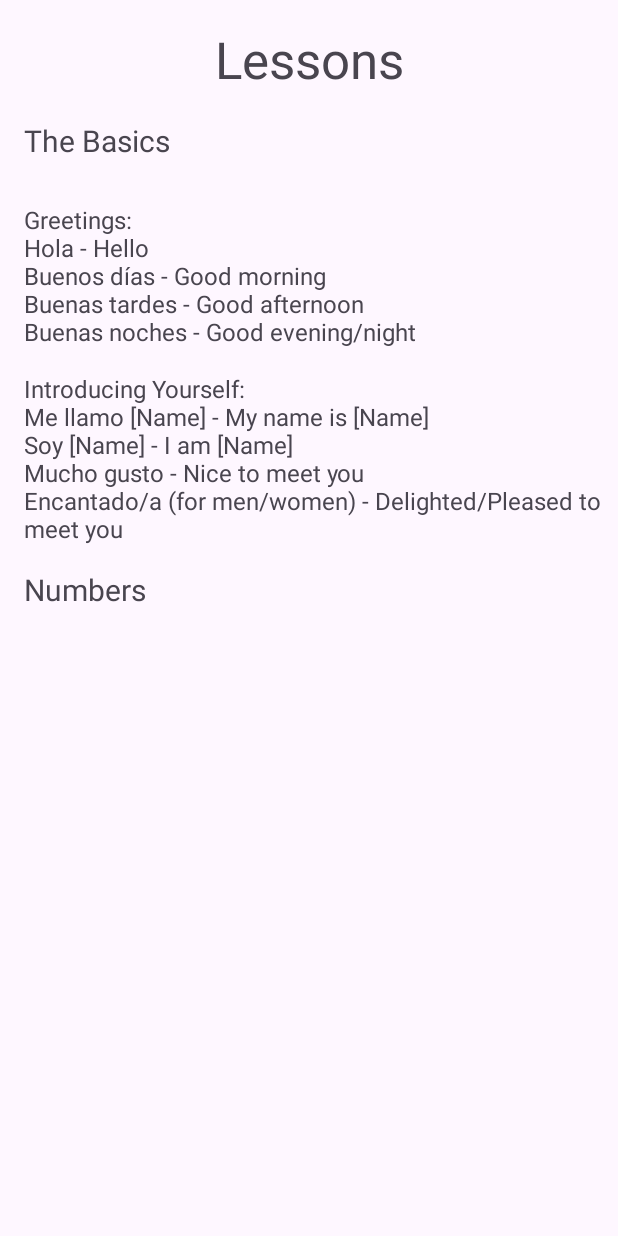
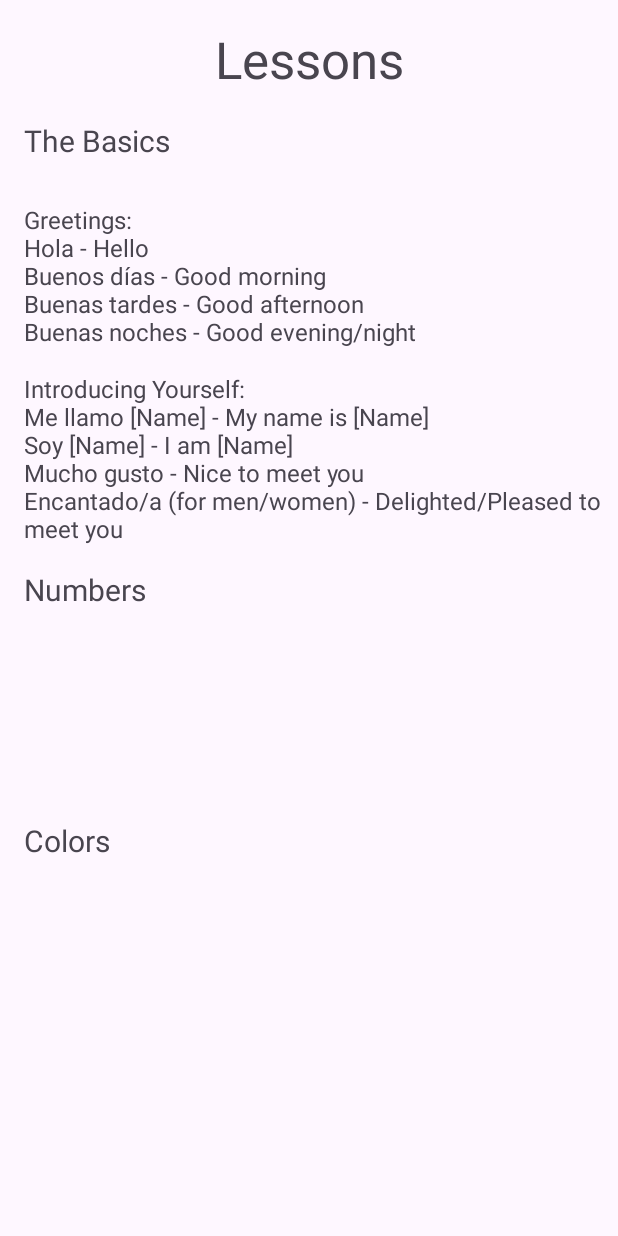
Before and after one commit to Hurriwin/Mobile-Programming-Project, an Android app: the Lessons screen opened directly, with no data from a screen before it, on a phone screen of 412 x 824 dp. Run offline under Robolectric (Android 15) with nearby library versions, the phone set to English and light mode, and no system bars.

Commit message:
updated project

```diff
--- a/app/src/main/java/com/example/simplelanguageapp/Lessons.java
+++ b/app/src/main/java/com/example/simplelanguageapp/Lessons.java
@@ -38,6 +38,18 @@ public class Lessons extends AppCompatActivity {
         });
 
         playNumbersButton.setOnClickListener(v -> playNumbersSound());
+
+        TextView colorsText = findViewById(R.id.textView3);
+        TextView colorsLessonText = findViewById(R.id.textViewColorsLesson);
+        colorsLessonText.setVisibility(View.GONE);
+
+        colorsText.setOnClickListener(v -> {
+            if (colorsLessonText.getVisibility() == View.VISIBLE) {
+                colorsLessonText.setVisibility(View.GONE);
+            } else {
+                colorsLessonText.setVisibility(View.VISIBLE);
+            }
+        });
     }
 
     private void toggleVisibility(TextView textView) {
@@ -47,6 +59,7 @@ public class Lessons extends AppCompatActivity {
             textView.setVisibility(View.VISIBLE);
         }
     }
+
 
     private void playNumbersSound() {
         if (mediaPlayer != null) {
--- a/app/src/main/res/layout/activity_lessons.xml
+++ b/app/src/main/res/layout/activity_lessons.xml
@@ -13,6 +13,7 @@
         android:layout_marginStart="16dp"
         android:layout_marginTop="80dp"
         android:text="The Basics"
+        android:textAlignment="viewStart"
         android:textSize="20sp"
         app:layout_constraintStart_toStartOf="parent"
         app:layout_constraintTop_toTopOf="parent" />
@@ -84,4 +85,30 @@
         app:layout_constraintStart_toStartOf="parent"
         app:layout_constraintTop_toTopOf="parent"
         app:layout_constraintVertical_bias="0.022" />
+
+
+    <TextView
+        android:id="@+id/textView3"
+        android:layout_width="wrap_content"
+        android:layout_height="wrap_content"
+        android:layout_marginStart="16dp"
+        android:layout_marginTop="140dp"
+        android:clickable="true"
+        android:focusable="true"
+        android:text="Colors"
+        android:textAlignment="viewStart"
+        android:textSize="20sp"
+        app:layout_constraintStart_toStartOf="parent"
+        app:layout_constraintTop_toBottomOf="@+id/textViewNumbersLesson" />
+
+    <TextView
+        android:id="@+id/textViewColorsLesson"
+        android:layout_width="wrap_content"
+        android:layout_height="wrap_content"
+        android:text="Rojo - Red\nAzul - Blue\nVerde - Green\nAmarillo - Yellow\nNegro - Black\nBlanco - White"
+        android:textSize="16sp"
+        android:visibility="gone"
+        app:layout_constraintStart_toStartOf="parent"
+        app:layout_constraintTop_toBottomOf="@+id/textView3" />
+
 </androidx.constraintlayout.widget.ConstraintLayout>
--- a/app/src/main/res/layout/activity_main.xml
+++ b/app/src/main/res/layout/activity_main.xml
@@ -1,4 +1,3 @@
-
 <RelativeLayout xmlns:android="http://schemas.android.com/apk/res/android"
     xmlns:app="http://schemas.android.com/apk/res-auto"
     android:layout_width="match_parent"
@@ -43,4 +42,5 @@
         android:layout_width="wrap_content"
         android:layout_height="wrap_content"
         app:srcCompat="@drawable/language" />
+
 </RelativeLayout>
```
Also changed, not shown: app/src/main/java/com/example/simplelanguageapp/MainActivity.java (+20 -3 lines).
